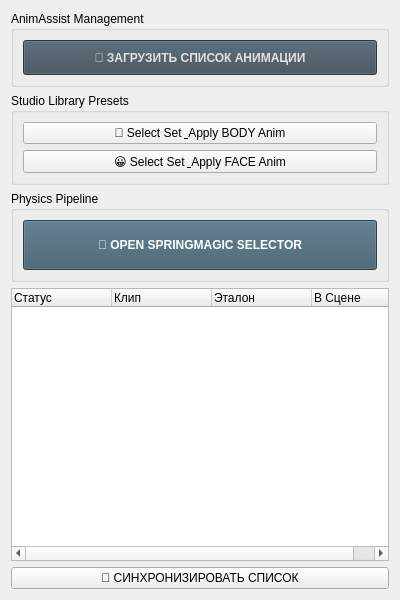
DKorniov/FD_FishTool, file ui/anim_tab.ui: the form before one commit.
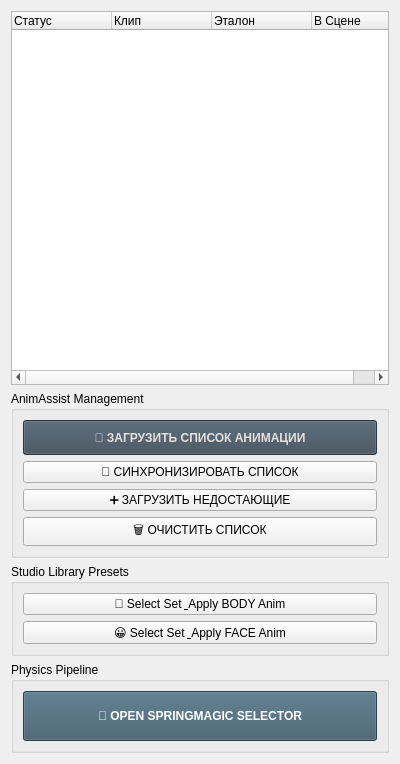
The form after the commit.

Commit message:
anim_tab_ui_02
доработал UI
таблица анмиаций разбита на блоки : базовые\лицевые\ технические.
добавлены кнопки :
удалить анимации
загрузить недостающие

What changed in the file:
```diff
--- a/ui/anim_tab.ui
+++ b/ui/anim_tab.ui
@@ -7,10 +7,34 @@
     <x>0</x>
     <y>0</y>
     <width>400</width>
-    <height>600</height>
+    <height>764</height>
    </rect>
   </property>
   <layout class="QVBoxLayout" name="verticalLayout">
+   <item>
+    <widget class="QTreeWidget" name="tree_anim_list">
+     <column>
+      <property name="text">
+       <string>Статус</string>
+      </property>
+     </column>
+     <column>
+      <property name="text">
+       <string>Клип</string>
+      </property>
+     </column>
+     <column>
+      <property name="text">
+       <string>Эталон</string>
+      </property>
+     </column>
+     <column>
+      <property name="text">
+       <string>В Сцене</string>
+      </property>
+     </column>
+    </widget>
+   </item>
    <item>
     <widget class="QGroupBox" name="anim_assist_group">
      <property name="title">
@@ -36,6 +60,27 @@
         </property>
        </widget>
       </item>
+      <item>
+       <widget class="QPushButton" name="btn_sync_list">
+        <property name="text">
+         <string>🔄 СИНХРОНИЗИРОВАТЬ СПИСОК</string>
+        </property>
+       </widget>
+      </item>
+      <item>
+       <widget class="QPushButton" name="btn_load_missing">
+        <property name="text">
+         <string>➕ ЗАГРУЗИТЬ НЕДОСТАЮЩИЕ</string>
+        </property>
+       </widget>
+      </item>
+      <item>
+       <widget class="QPushButton" name="btn_clear_list">
+        <property name="text">
+         <string>🗑 ОЧИСТИТЬ СПИСОК</string>
+        </property>
+       </widget>
+      </item>
      </layout>
     </widget>
    </item>
@@ -87,37 +132,6 @@
      </layout>
     </widget>
    </item>
-   <item>
-    <widget class="QTreeWidget" name="tree_anim_list">
-     <column>
-      <property name="text">
-       <string>Статус</string>
-      </property>
-     </column>
-     <column>
-      <property name="text">
-       <string>Клип</string>
-      </property>
-     </column>
-     <column>
-      <property name="text">
-       <string>Эталон</string>
-      </property>
-     </column>
-     <column>
-      <property name="text">
-       <string>В Сцене</string>
-      </property>
-     </column>
-    </widget>
-   </item>
-   <item>
-    <widget class="QPushButton" name="btn_sync_list">
-     <property name="text">
-      <string>🔄 СИНХРОНИЗИРОВАТЬ СПИСОК</string>
-     </property>
-    </widget>
-   </item>
   </layout>
  </widget>
  <resources/>
```
The commit also changes 5 other files.
